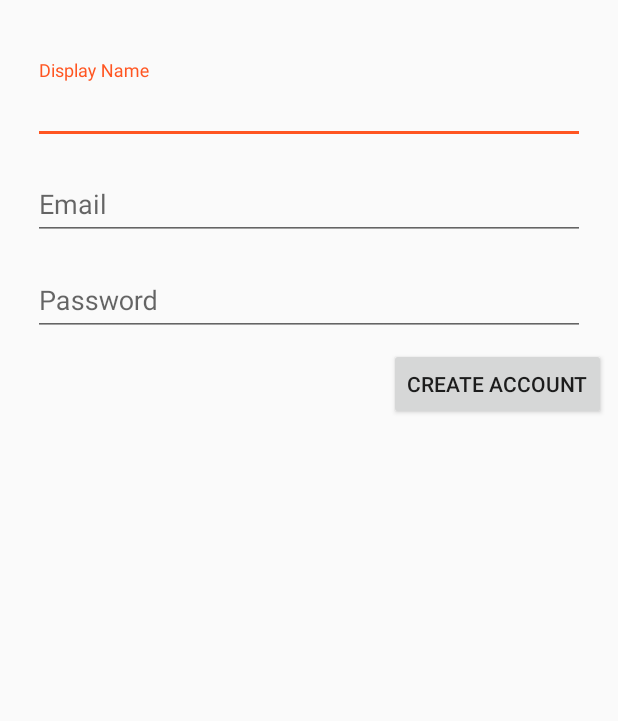
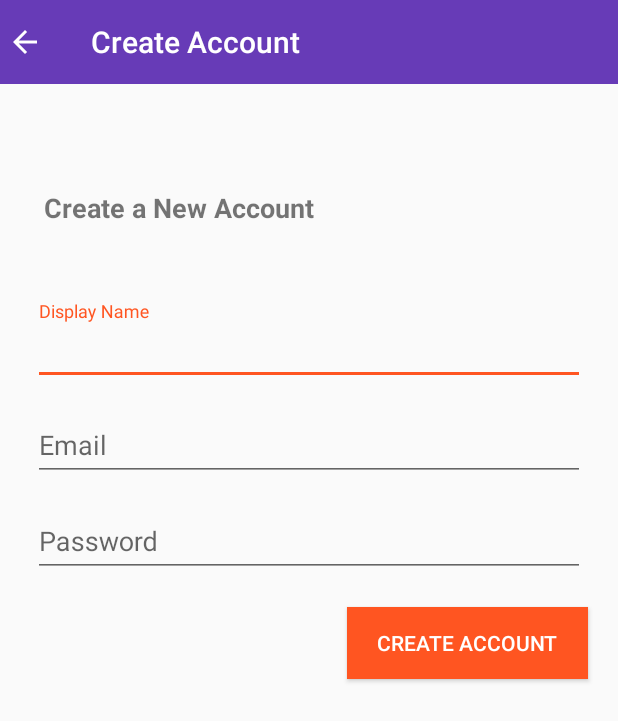
Before and after one commit to VenomRishi/InfinityChat, an Android app: the screen it shows after launch (RegisterActivity), after a tap on "NEED A NEW ACCOUNT ?", on a phone screen of 412 x 824 dp. Shown: the top 721 px of the screen. Run offline under Robolectric (Android 15) with nearby library versions, the phone set to English and light mode, and no system bars; our stand-ins replace Firebase (no records; nobody signed in at launch, a user with empty details on screens opened directly).

Commit message:
create account page changes

```diff
--- a/app/build.gradle
+++ b/app/build.gradle
@@ -20,8 +20,10 @@ android {
 
 dependencies {
     implementation fileTree(dir: 'libs', include: ['*.jar'])
-    implementation 'com.android.support:appcompat-v7:28.0.0-alpha3'
-    implementation 'com.android.support:design:28.0.0-alpha3'
+    //noinspection GradleCompatible
+    implementation 'com.android.support:appcompat-v7:27.1.1'
+    //noinspection GradleCompatible
+    implementation 'com.android.support:design:27.1.1'
     implementation 'com.android.support.constraint:constraint-layout:1.1.2'
     implementation 'com.google.firebase:firebase-auth:11.6.0'
     testImplementation 'junit:junit:4.12'
--- a/app/src/main/AndroidManifest.xml
+++ b/app/src/main/AndroidManifest.xml
@@ -16,7 +16,7 @@
                 <category android:name="android.intent.category.LAUNCHER" />
             </intent-filter>
         </activity>
-        <activity android:name=".RegisterActivity" />
+        <activity android:name=".RegisterActivity" android:parentActivityName=".StartActivity" />
         <activity android:name=".StartActivity"></activity>
     </application>
 
--- a/app/src/main/java/com/example/acer/infinitychat/MainActivity.java
+++ b/app/src/main/java/com/example/acer/infinitychat/MainActivity.java
@@ -6,7 +6,7 @@ import android.os.Bundle;
 import android.view.Menu;
 import android.view.MenuItem;
 import android.widget.Toast;
-import android.widget.Toolbar;
+import android.support.v7.widget.Toolbar;
 
 import com.google.firebase.auth.FirebaseAuth;
 import com.google.firebase.auth.FirebaseUser;
@@ -22,10 +22,11 @@ public class MainActivity extends AppCompatActivity {
 
         mAuth=FirebaseAuth.getInstance();
 
-        //mToolbar=(Toolbar) findViewById(R.id.main_page_toolbar);
-        //setSupportActionBar(mToolbar);
-        //getSupportActionBar().setTitle("Infinity Chat");
+        mToolbar=(Toolbar) findViewById(R.id.main_page_toolbar);
+        setSupportActionBar(mToolbar);
+        getSupportActionBar().setTitle("Infinity Chat");
     }
+
 
 
     @Override
@@ -59,6 +60,7 @@ public class MainActivity extends AppCompatActivity {
 
         if(item.getItemId()==R.id.main_logout_btn){
             FirebaseAuth.getInstance().signOut();
+            sentToStart();
         }
         return true;
     }
--- a/app/src/main/java/com/example/acer/infinitychat/RegisterActivity.java
+++ b/app/src/main/java/com/example/acer/infinitychat/RegisterActivity.java
@@ -6,6 +6,7 @@ import android.support.annotation.NonNull;
 import android.support.design.widget.TextInputLayout;
 import android.support.v7.app.AppCompatActivity;
 import android.os.Bundle;
+import android.support.v7.widget.Toolbar;
 import android.util.Log;
 import android.view.View;
 import android.widget.Button;
@@ -24,6 +25,8 @@ public class RegisterActivity extends AppCompatActivity {
     private TextInputLayout mPassword;
     private Button mCreateBtn;
 
+    private Toolbar mToolbar;
+
     //Firebase auth
     private FirebaseAuth mAuth;
 
@@ -31,6 +34,12 @@ public class RegisterActivity extends AppCompatActivity {
     protected void onCreate(Bundle savedInstanceState) {
         super.onCreate(savedInstanceState);
         setContentView(R.layout.activity_register);
+
+        //toolbar set
+        mToolbar=(Toolbar) findViewById(R.id.register_toolbar);
+        setSupportActionBar(mToolbar);
+        getSupportActionBar().setTitle("Create Account");
+        getSupportActionBar().setDisplayHomeAsUpEnabled(true);
 
         //firebase auth
         mAuth = FirebaseAuth.getInstance();
--- a/app/src/main/res/layout/activity_main.xml
+++ b/app/src/main/res/layout/activity_main.xml
@@ -13,7 +13,7 @@
         android:layout_width="wrap_content"
         android:layout_height="wrap_content"
         android:layout_centerInParent="true"
-        android:text="Hello World!"
+        android:text="This is main Activity"
         app:layout_constraintBottom_toBottomOf="parent"
         app:layout_constraintLeft_toLeftOf="parent"
         app:layout_constraintRight_toRightOf="parent"
--- a/app/src/main/res/layout/activity_register.xml
+++ b/app/src/main/res/layout/activity_register.xml
@@ -6,20 +6,30 @@
     android:layout_height="match_parent"
     tools:context=".RegisterActivity">
 
+    <include
+        android:id="@+id/register_toolbar"
+        layout="@layout/app_bar_layout"
+        android:layout_width="436dp"
+        app:layout_constraintEnd_toEndOf="parent"
+        app:layout_constraintStart_toStartOf="parent"
+        app:layout_constraintTop_toTopOf="parent"
+        android:layout_height="wrap_content" />
+
     <android.support.design.widget.TextInputLayout
         android:id="@+id/reg_display_name"
         android:layout_width="368dp"
         android:layout_height="wrap_content"
-        android:layout_marginEnd="8dp"
-        android:layout_marginStart="8dp"
-        android:layout_marginTop="40dp"
+        android:layout_marginEnd="20dp"
+        android:layout_marginStart="20dp"
+        android:layout_marginTop="50dp"
         app:layout_constraintEnd_toEndOf="parent"
         app:layout_constraintStart_toStartOf="parent"
-        app:layout_constraintTop_toTopOf="parent">
+        app:layout_constraintTop_toBottomOf="@+id/textView2">
 
         <android.support.design.widget.TextInputEditText
             android:layout_width="match_parent"
             android:layout_height="match_parent"
+            android:layout_marginTop="200dp"
             android:hint="@string/display_name" />
     </android.support.design.widget.TextInputLayout>
 
@@ -27,8 +37,8 @@
         android:id="@+id/reg_email"
         android:layout_width="368dp"
         android:layout_height="wrap_content"
-        android:layout_marginEnd="8dp"
-        android:layout_marginStart="8dp"
+        android:layout_marginEnd="20dp"
+        android:layout_marginStart="20dp"
         android:layout_marginTop="8dp"
         app:layout_constraintEnd_toEndOf="parent"
         app:layout_constraintStart_toStartOf="parent"
@@ -37,15 +47,16 @@
         <android.support.design.widget.TextInputEditText
             android:layout_width="match_parent"
             android:layout_height="wrap_content"
-            android:hint="@string/email" />
+            android:hint="@string/email"
+            android:inputType="textEmailAddress" />
     </android.support.design.widget.TextInputLayout>
 
     <android.support.design.widget.TextInputLayout
         android:id="@+id/reg_password"
         android:layout_width="368dp"
         android:layout_height="wrap_content"
-        android:layout_marginEnd="8dp"
-        android:layout_marginStart="8dp"
+        android:layout_marginEnd="20dp"
+        android:layout_marginStart="20dp"
         android:layout_marginTop="8dp"
         app:layout_constraintEnd_toEndOf="parent"
         app:layout_constraintStart_toStartOf="parent"
@@ -54,16 +65,36 @@
         <android.support.design.widget.TextInputEditText
             android:layout_width="match_parent"
             android:layout_height="wrap_content"
-            android:hint="@string/password" />
+            android:hint="@string/password"
+            android:inputType="textPassword" />
     </android.support.design.widget.TextInputLayout>
 
     <Button
         android:id="@+id/reg_create_btn"
         android:layout_width="wrap_content"
         android:layout_height="wrap_content"
-        android:layout_marginEnd="8dp"
-        android:layout_marginTop="8dp"
+        android:layout_marginEnd="20dp"
+        android:layout_marginTop="20dp"
+        android:background="@color/colorAccent"
+        android:paddingLeft="20dp"
+        android:paddingRight="20dp"
         android:text="CREATE ACCOUNT"
+        android:textColor="@android:color/white"
         app:layout_constraintEnd_toEndOf="parent"
         app:layout_constraintTop_toBottomOf="@+id/reg_password" />
+
+    <TextView
+        android:id="@+id/textView2"
+        android:layout_width="wrap_content"
+        android:layout_height="wrap_content"
+        android:layout_marginEnd="8dp"
+        android:layout_marginStart="8dp"
+        android:layout_marginTop="70dp"
+        android:text="Create a New Account"
+        android:textSize="18sp"
+        android:textStyle="bold"
+        app:layout_constraintEnd_toEndOf="parent"
+        app:layout_constraintHorizontal_bias="0.1"
+        app:layout_constraintStart_toStartOf="parent"
+        app:layout_constraintTop_toBottomOf="@+id/register_toolbar" />
 </android.support.constraint.ConstraintLayout>
```
